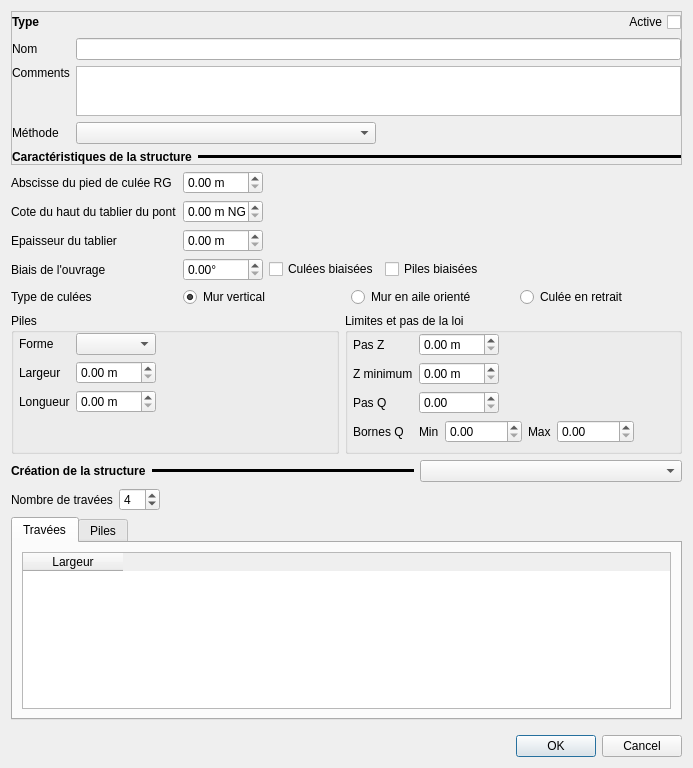
First picture: the form in ui/ui_structure_edit.ui, repository Artelia/Mascaret, before the edit.
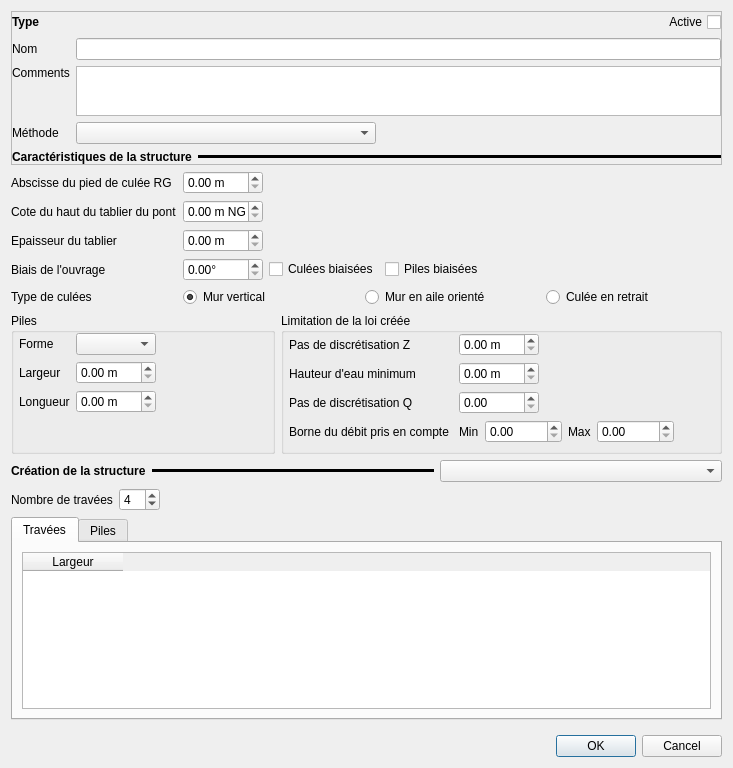
Second picture: the form after the edit. The open tabs and pages were chosen to show the change.

Patch:
```diff
--- a/ui/ui_structure_edit.ui
+++ b/ui/ui_structure_edit.ui
@@ -180,7 +180,7 @@
       </sizepolicy>
      </property>
      <property name="currentIndex">
-      <number>1</number>
+      <number>0</number>
      </property>
      <widget class="QWidget" name="ong_pc_brad">
       <layout class="QVBoxLayout" name="verticalLayout_4">
@@ -701,7 +701,7 @@
          <item row="1" column="1">
           <widget class="QGroupBox" name="groupBox_4">
            <property name="title">
-            <string>Param 2</string>
+            <string>Limitation de la loi créée</string>
            </property>
            <layout class="QVBoxLayout" name="verticalLayout_16">
             <property name="leftMargin">
@@ -737,7 +737,7 @@
               <item row="1" column="0">
                <widget class="QLabel" name="label_28">
                 <property name="text">
-                 <string>H minimum</string>
+                 <string>Hauteur d'eau minimum</string>
                 </property>
                </widget>
               </item>
@@ -760,7 +760,7 @@
               <item row="0" column="0">
                <widget class="QLabel" name="label_29">
                 <property name="text">
-                 <string>Pas H</string>
+                 <string>Pas de discrétisation Z</string>
                 </property>
                </widget>
               </item>
@@ -783,14 +783,14 @@
               <item row="2" column="0">
                <widget class="QLabel" name="label_30">
                 <property name="text">
-                 <string>Pas Q</string>
+                 <string>Pas de discrétisation Q </string>
                 </property>
                </widget>
               </item>
               <item row="3" column="0">
                <widget class="QLabel" name="label_31">
                 <property name="text">
-                 <string>Bornes Q</string>
+                 <string>Borne du débit pris en compte </string>
                 </property>
                </widget>
               </item>
@@ -1368,7 +1368,7 @@
          <item row="0" column="1">
           <widget class="QGroupBox" name="groupBox_13">
            <property name="title">
-            <string>Limites et pas de la loi</string>
+            <string>Limitation de la loi créée</string>
            </property>
            <layout class="QVBoxLayout" name="verticalLayout_25">
             <property name="leftMargin">
@@ -1404,7 +1404,7 @@
               <item row="1" column="0">
                <widget class="QLabel" name="label_59">
                 <property name="text">
-                 <string>Z minimum</string>
+                 <string>Hauteur d'eau minimum</string>
                 </property>
                </widget>
               </item>
@@ -1427,7 +1427,7 @@
               <item row="0" column="0">
                <widget class="QLabel" name="label_60">
                 <property name="text">
-                 <string>Pas Z</string>
+                 <string>Pas de discrétisation Z</string>
                 </property>
                </widget>
               </item>
@@ -1450,14 +1450,14 @@
               <item row="2" column="0">
                <widget class="QLabel" name="label_61">
                 <property name="text">
-                 <string>Pas Q</string>
+                 <string>Pas de discrétisation Q </string>
                 </property>
                </widget>
               </item>
               <item row="3" column="0">
                <widget class="QLabel" name="label_62">
                 <property name="text">
-                 <string>Bornes Q</string>
+                 <string>Borne du débit pris en compte </string>
                 </property>
                </widget>
               </item>
@@ -1481,6 +1481,9 @@
                   <property name="suffix">
                    <string/>
                   </property>
+                  <property name="minimum">
+                   <double>0.000000000000000</double>
+                  </property>
                   <property name="maximum">
                    <double>10000.000000000000000</double>
                   </property>
```
